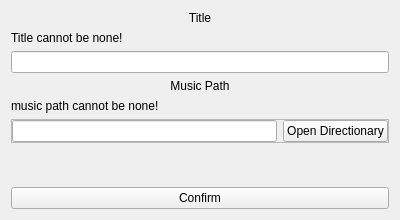
First picture: the form in addmusicwidget.ui, repository X-PLANE1111111/MusicPlayer, before the edit.
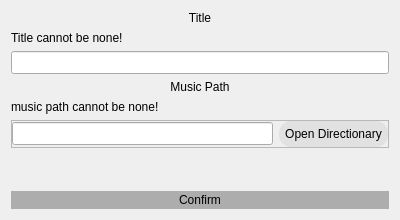
Second picture: the form after the edit.

What changed in the file:
```diff
--- a/addmusicwidget.ui
+++ b/addmusicwidget.ui
@@ -44,7 +44,14 @@
     </widget>
    </item>
    <item>
-    <widget class="QLineEdit" name="lineEdit_title"/>
+    <widget class="QLineEdit" name="lineEdit_title">
+     <property name="font">
+      <font>
+       <family>Consolas</family>
+       <pointsize>10</pointsize>
+      </font>
+     </property>
+    </widget>
    </item>
    <item>
     <widget class="QLabel" name="label_2">
@@ -85,10 +92,41 @@
        <number>0</number>
       </property>
       <item>
-       <widget class="QLineEdit" name="lineEdit_musicPath"/>
+       <widget class="QLineEdit" name="lineEdit_musicPath">
+        <property name="font">
+         <font>
+          <family>Consolas</family>
+          <pointsize>10</pointsize>
+         </font>
+        </property>
+       </widget>
       </item>
       <item>
        <widget class="QPushButton" name="pushButton_openFileDialog">
+        <property name="styleSheet">
+         <string notr="true">QPushButton
+{
+	background-color: rgb(225, 225, 225);
+    border-style: outset;
+    border-width: 0px;
+    border-radius: 12px;
+    border-color: beige;
+	font: 10pt &quot;Consolas&quot;;
+    padding: 6px;
+}
+
+QPushButton:hover
+{
+	background-color: rgb(0, 170, 255);
+	border-color: rgb(0, 255, 255);
+}
+
+QPushButton:pressed 
+{
+	background-color: rgb(0, 129, 193);
+    border-style: inset;
+}</string>
+        </property>
         <property name="text">
          <string>Open Directionary</string>
         </property>
@@ -112,6 +150,26 @@
    </item>
    <item>
     <widget class="QPushButton" name="pushButton_confirm">
+     <property name="styleSheet">
+      <string notr="true">QPushButton
+{
+	background-color: rgb(173, 173, 173);
+	border-radius: 12px;
+	font: 10pt &quot;Consolas&quot;;
+	border-width: 2px;
+	padding: 2px;
+}
+
+QPushButton:hover
+{
+	background-color: rgb(1, 132, 255);
+}
+
+QPushButton:pressed
+{
+	background-color: rgb(1, 132, 200);
+}</string>
+     </property>
      <property name="text">
       <string>Confirm</string>
      </property>
```
